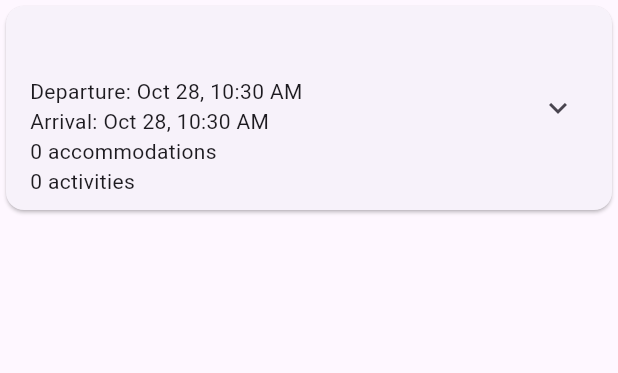
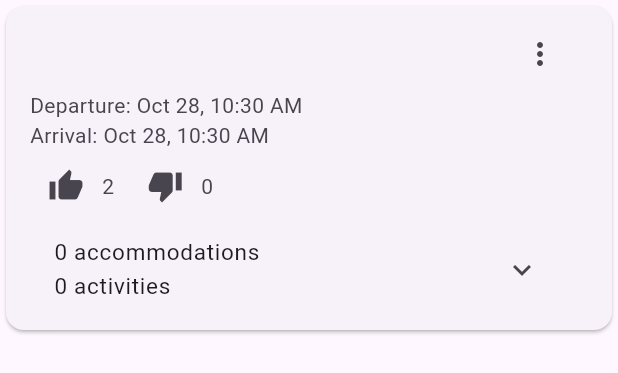
Before and after one commit to Adrian-Moreira/PlanPals, a Flutter app: the DestinationCard widget shown alone on an empty page, opened directly with empty values, on a phone screen of 412 x 824 dp. Shown: the top 373 px of the screen. Run offline on Flutter 3.47's test engine with Material 3 defaults, Android fonts, the phone set to English and light mode, and no system bars; accounts and stored records are empty; network calls fail.

Commit message:
added vote button display

```diff
--- a/front-end-flutter/planpals/lib/features/travel_planner/views/components/cards/destination_card.dart
+++ b/front-end-flutter/planpals/lib/features/travel_planner/views/components/cards/destination_card.dart
@@ -9,6 +9,8 @@ import 'package:planpals/features/travel_planner/views/components/Forms/create/c
 import 'package:planpals/features/travel_planner/views/components/Forms/create/create_activity_form.dart';
 import 'package:planpals/features/travel_planner/views/components/cards/accommodation_card.dart';
 import 'package:planpals/features/travel_planner/views/components/cards/activity_card.dart';
+import 'package:planpals/shared/components/delete_message.dart';
+import 'package:planpals/shared/components/generic_list_tile.dart';
 import 'package:planpals/shared/components/generic_list_view.dart';
 import 'package:planpals/shared/utils/date_utils.dart';
 import 'package:provider/provider.dart';
@@ -36,25 +38,31 @@ void initState() {
       Destination destination = widget.destination;
       if (!_hasFetchedData) {
         user = Provider.of<UserViewModel>(context, listen: false).currentUser;
-      destination.accommodationList = await Provider.of<PlannerViewModel>(context, listen: false).fetchAccommodationsByDestinationId(destination.plannerId, destination.destinationId, user!.id);
-      destination.activityList = await Provider.of<PlannerViewModel>(context, listen: false).fetchActivitiesByDestinationId(destination.plannerId, destination.destinationId, user!.id);
+        destination.accommodationList =
+            await Provider.of<PlannerViewModel>(context, listen: false)
+                .fetchAccommodationsByDestinationId(
+                    destination.plannerId, destination.destinationId, user!.id);
+        destination.activityList =
+            await Provider.of<PlannerViewModel>(context, listen: false)
+                .fetchActivitiesByDestinationId(
+                    destination.plannerId, destination.destinationId, user!.id);
         _hasFetchedData = true; // Set the flag to true after fetching
       }
     });
   }
 
-
   @override
   Widget build(BuildContext context) {
-    PlannerViewModel plannerViewModel =
-        Provider.of<PlannerViewModel>(context, listen: false);
+    PlannerViewModel plannerViewModel = Provider.of<PlannerViewModel>(context);
+    User? user = Provider.of<UserViewModel>(context).currentUser;
 
     Destination destination = widget.destination;
 
-    return Card(
-      child: ExpansionTile(
-        title: Text(destination.name,
-            style: const TextStyle(fontWeight: FontWeight.bold, fontSize: 25)),
+    return Column(
+      children: [
+        Card(
+            child: GenericListTile(
+          title: Text(destination.name, style: const TextStyle(fontSize: 25, fontWeight: FontWeight.bold)),
           subtitle: Column(
             crossAxisAlignment: CrossAxisAlignment.start,
             children: [
@@ -62,11 +70,53 @@ void initState() {
                   'Departure: ${DateTimeFormat.formatDateTime(destination.startDate)}'),
               Text(
                   'Arrival: ${DateTimeFormat.formatDateTime(destination.endDate)}'),
-            Text('${destination.accommodations.length} accommodations'),
-            Text('${destination.activities.length} activities'),
             ],
           ),
+          extraInfo: _buildCollapsableContent(context, destination),
+          onDelete: () {
+            showDialog(
+                          context: context,
+                          builder: (context) => DeleteMessage(onDelete: () {
 
+                            // Delete Transport
+                            plannerViewModel.deleteDestination(destination, user!.id);
+
+                            if (plannerViewModel.errorMessage != null) {
+                              ScaffoldMessenger.of(context).showSnackBar(SnackBar(
+                                content: Text(plannerViewModel.errorMessage!),
+                              ));
+                            } else {
+                              ScaffoldMessenger.of(context).showSnackBar(const SnackBar(
+                                content: Text('Destination deleted successfully!'),
+                              ));
+
+
+                            }
+
+                          }));
+
+          },
+          onEdit: () {
+
+          },
+        )),
+      ],
+    );
+  }
+
+
+  Widget _buildCollapsableContent(
+      BuildContext context, Destination destination) {
+    return ExpansionTile(
+      title: Column(
+        crossAxisAlignment: CrossAxisAlignment.start,
+        children: [
+          Text('${destination.accommodations.length} accommodations',
+              style: const TextStyle(fontSize: 15)),
+          Text('${destination.activities.length} activities',
+              style: const TextStyle(fontSize: 15)),
+        ],
+      ),
       children: [
         // Display Accommodations
         GenericListView(
@@ -87,13 +137,13 @@ void initState() {
               context,
               MaterialPageRoute(
                   builder: (context) => CreateAccommodationForm(
-                          destination: destination,)),
+                        destination: destination,
+                      )),
             );
           },
           headerStyle: TextStyle(fontWeight: FontWeight.bold, fontSize: 20),
           headerIconSize: 25,
         ),
-
 
         // Display Activities
         GenericListView(
@@ -114,7 +164,8 @@ void initState() {
               context,
               MaterialPageRoute(
                   builder: (context) => CreateActivityForm(
-                          destination: destination,)),
+                        destination: destination,
+                      )),
             );
           },
           headerStyle: TextStyle(fontWeight: FontWeight.bold, fontSize: 20),
@@ -123,7 +174,7 @@ void initState() {
 
         SizedBox(height: 20),
       ],
-      ),
     );
   }
+
 }
--- a/front-end-flutter/planpals/lib/main.dart
+++ b/front-end-flutter/planpals/lib/main.dart
@@ -1,4 +1,5 @@
 import 'package:flutter/material.dart';
+import 'package:planpals/comment_page.dart';
 import 'package:planpals/features/home/views/home_page.dart';
 import 'package:planpals/features/profile/viewmodels/user_viewmodel.dart';
 import 'package:planpals/features/profile/views/login_page.dart';
@@ -36,11 +37,13 @@ class MyApp extends StatelessWidget {
               primarySwatch: Colors.blue,
             ),
             initialRoute: '/login', // Set the initial route to login
+            // initialRoute: '/comment',
             routes: {
               '/home': (context) => HomePage(),
               '/login': (context) => LoginPage(),
               '/signup': (context) => SignUpPage(),
               '/planners': (context) => const PlannersView(),
+              '/comment': (context) => CommentPage(),
             },
           ),
         ),
--- /dev/null
+++ b/front-end-flutter/planpals/lib/shared/components/generic_list_tile.dart
@@ -0,0 +1,81 @@
+import 'package:flutter/material.dart';
+
+class GenericListTile extends StatelessWidget {
+  final Widget title;
+  final Widget subtitle;
+  final Widget? extraInfo;
+  final VoidCallback onDelete;
+  final VoidCallback onEdit;
+
+  const GenericListTile({
+    super.key,
+    required this.title,
+    required this.subtitle,
+    required this.onDelete,
+    required this.onEdit,
+    this.extraInfo,
+  });
+
+  @override
+  Widget build(BuildContext context) {
+    return ListTile(
+      title: _buildTitleRow(),
+      subtitle: Column(crossAxisAlignment: CrossAxisAlignment.start, children: [
+        subtitle,
+        _buildVoteButtons(),
+        extraInfo ?? Container(),
+      ]),
+    );
+  }
+
+  Widget _buildTitleRow() {
+    return Row(
+      mainAxisAlignment: MainAxisAlignment.spaceBetween,
+      children: [
+        // Display the title
+        title,
+
+        // Add a popup menu button for editing and deleting
+        PopupMenuButton<String>(
+          icon: const Icon(Icons.more_vert),
+          onSelected: (String result) {
+            if (result == 'Edit') {
+              onEdit();
+            } else if (result == 'Delete') {
+              onDelete();
+            }
+          },
+          itemBuilder: (BuildContext context) => <PopupMenuEntry<String>>[
+            const PopupMenuItem<String>(
+              value: 'Edit',
+              child: Text('Edit'),
+            ),
+            const PopupMenuItem<String>(
+              value: 'Delete',
+              child: Text('Delete'),
+            ),
+          ],
+        ),
+      ],
+    );
+  }
+
+  Widget _buildVoteButtons() {
+    return Row(
+      mainAxisAlignment: MainAxisAlignment.start,
+      children: [
+        IconButton(
+          icon: Icon(Icons.thumb_up),
+          onPressed: () {},
+        ),
+        Text('2'),
+        SizedBox(width: 10),
+        IconButton(
+          icon: Icon(Icons.thumb_down),
+          onPressed: () {},
+        ),
+        Text('0'),
+      ],
+    );
+  }
+}
```
Also changed, not shown: front-end-flutter/planpals/lib/comment_page.dart (added, +76 -0 lines), front-end-flutter/planpals/lib/features/travel_planner/views/components/cards/transport_card.dart (+16 -30 lines), front-end-flutter/planpals/lib/features/vote/vote_model.dart (added, +38 -0 lines), front-end-flutter/planpals/lib/features/vote/vote_service.dart (added, +109 -0 lines), front-end-flutter/planpals/lib/features/vote/vote_viewmodel.dart (added, +31 -0 lines), front-end-flutter/planpals/lib/shared/models/vote_model.dart (deleted, +0 -39 lines). Lines whose indentation alone changed are shown as unchanged.
